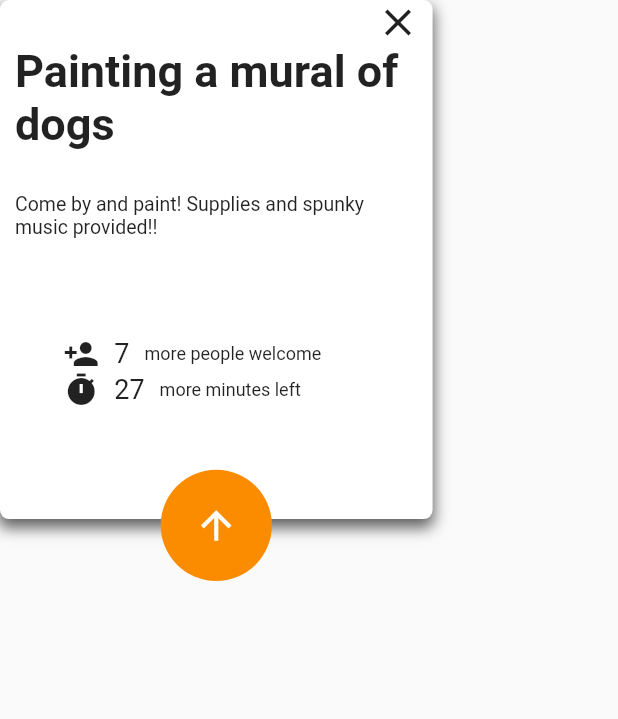
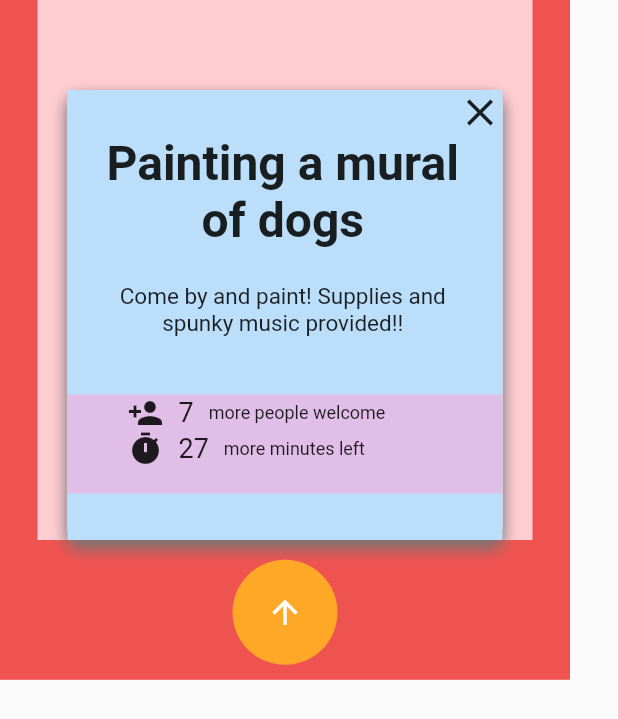
Before and after one commit to DhiKrishna399/OnDot, a Flutter app: the CardEvent widget shown alone on an empty page, opened directly with sample values from the repository, after a tap on "Painting a mural of dogs", on a phone screen of 412 x 824 dp. Shown: the top 719 px of the screen. Run offline on Flutter 3.47's test engine with Material 2 defaults, Android fonts, the phone set to English and light mode, and no system bars; drawn by our look-alikes of auto_size_text; our stand-ins replace flutter_spinkit, flutter_swiper, geolocator, google_maps_flutter; missing offline and left inert: animated_size_and_fade, dart:ffi.

Commit message:
updates and saving

```diff
--- a/project_q/lib/main.dart
+++ b/project_q/lib/main.dart
@@ -45,8 +45,8 @@ class ImGame extends StatelessWidget {
     return WillPopScope(
       onWillPop: () async => false,
       child: Scaffold(
-        body: MainUserScreen(),
-        //body: MapsPage(),
+        //body: MainUserScreen(),
+        body: MapsPage(),
       ),
     );
   }
--- a/project_q/lib/screens/maps_page.dart
+++ b/project_q/lib/screens/maps_page.dart
@@ -76,16 +76,17 @@ class _MapsPageState extends State<MapsPage> {
                 Align(
                   alignment: Alignment.bottomCenter,
                     child: Container(
-                    height: 320,
-                    child: Swiper(
-                        itemCount: eventDummy.length,
-                        scale: 0.80,
-                        viewportFraction: 0.66,
-                        itemBuilder: (context, index) {
-                          return CardEvent(eventDummy[index]);
+                    height: 400,
+                    child: CardEvent(eventDummy[2]),
+                    // child: Swiper(
+                    //     itemCount: eventDummy.length,
+                    //     scale: 0.80,
+                    //     viewportFraction: 0.66,
+                    //     itemBuilder: (context, index) {
+                    //       return CardEvent(eventDummy[index]);
 
-                        },
-                      ),
+                    //     },
+                    //   ),
                   ),
                 ),
 
--- a/project_q/lib/widgets/card_widgets/description_card.dart
+++ b/project_q/lib/widgets/card_widgets/description_card.dart
@@ -9,77 +9,69 @@ class DescriptionCard extends StatelessWidget {
 
   DescriptionCard(this.cardEvent);
 
+
+
   @override
   Widget build(BuildContext context) {
     SizeConfig().init(context);
 
-    return Container(
-      height: SizeConfig.screenHeight * 0.47,
-      width: SizeConfig.screenHeight * 0.35,
-      //margin: EdgeInsets.only(bottom: 120),
-      child: Stack(
-        children: [
-          Container(
-            height: SizeConfig.screenHeight * 0.42,
-            width: SizeConfig.screenHeight * 0.35,
-            padding: EdgeInsets.only(left: 10, right: 8),
-            decoration: BoxDecoration(
-              color: Colors.white,
-              borderRadius: BorderRadius.all(Radius.circular(6)),
-              boxShadow: [
-                BoxShadow(
-                  color: Colors.grey[700],
-                  blurRadius: 8,
-                  offset: Offset(0, 5),
-                  spreadRadius: 0.9,
-                )
-              ],
-            ),
+    return SingleChildScrollView(
+      child: Container(
+        height: 300,
+        width: 290,
+        color: Colors.blue[100],
         child: Column(
           crossAxisAlignment: CrossAxisAlignment.start,
-              mainAxisAlignment: MainAxisAlignment.end,
           children: [
             Align(
               alignment: Alignment.topRight,
               child: Icon(Icons.close, size: 30),
             ),
             Container(
-                  width: SizeConfig.screenHeight * 0.35,
+              //width: SizeConfig.screenHeight * 0.35,
               height: SizeConfig.screenHeight * 0.12,
+              padding: EdgeInsets.only(left: 15, right: 18),
+              //color:Colors.red,
               child: AutoSizeText(
                 '${cardEvent.title}',
-                    style: TextStyle(fontSize: 30, fontWeight: FontWeight.w600),
-                    minFontSize: 18,
-                    maxLines: 4,
+                style: TextStyle(fontSize: 32, fontWeight: FontWeight.w600),
+                textAlign: TextAlign.center,
+                minFontSize: 23,
+                maxLines: 3,
                 overflow: TextOverflow.ellipsis,
               ),
             ),
             Container(
-                  width: SizeConfig.screenHeight * 0.35,
-                  child: Center(
+              height: SizeConfig.screenHeight * 0.09,
+              padding: EdgeInsets.only(left: 15, right: 18),
+              //color: Colors.yellow[100],
               child: AutoSizeText(
                   '${cardEvent.description}',
-                      style:
-                          TextStyle(fontSize: 13, fontWeight: FontWeight.w400),
-                      minFontSize: 9,
-                      maxLines: 3,
+                  style: TextStyle(fontSize: 15, fontWeight: FontWeight.w400),
+                  minFontSize: 12,
+                  maxLines: 4,
                   overflow: TextOverflow.fade,
-                    ),
+                  textAlign: TextAlign.center,
                 ),
             ),
            Spacer(),
-                Center(
-                  child: Container(
-                    width: SizeConfig.screenWidth * 0.5,
-                    height: SizeConfig.screenHeight * 0.1,
+            Container(
+              padding: EdgeInsets.only(left: 40),
+              margin: EdgeInsets.only(bottom: 55),
+              height: SizeConfig.screenHeight * 0.08,
+              color: Colors.purple[100],
               child: Column(
                 children: [
                   Row(
                     children: [
                       Icon(Icons.person_add),
                       SizedBox(width: 10),
-                            Text('${cardEvent.numPeople}',
-                                style: TextStyle(fontSize: 18)),
+                      AutoSizeText(
+                        '${cardEvent.numPeople}',
+                        style: TextStyle(fontSize: 18),
+                        minFontSize: 6,
+                        overflow: TextOverflow.fade,
+                      ),
                       SizedBox(width: 10),
                       Text('more people welcome',
                           style: TextStyle(fontSize: 12))
@@ -92,31 +84,14 @@ class DescriptionCard extends StatelessWidget {
                       Text('${cardEvent.duration}',
                           style: TextStyle(fontSize: 18)),
                       SizedBox(width: 10),
-                            Text('more minutes left',
-                                style: TextStyle(fontSize: 12))
+                      Text('more minutes left', style: TextStyle(fontSize: 12))
                     ],
                   ),
                 ],
               ),
             ),
-                ),
-                SizedBox(
-                  height: 40,
-                ),
           ],
         ),
-          ),
-          Align(
-            alignment: Alignment.bottomCenter,
-            child: Container(
-              height: SizeConfig.screenWidth * .18,
-              width: SizeConfig.screenWidth * .18,
-              decoration: BoxDecoration(
-                  shape: BoxShape.circle, color: Colors.orange[600]),
-              child: Icon(Icons.arrow_upward, color: Colors.white, size: 30),
-            ),
-          ),
-        ],
       ),
     );
   }
--- a/project_q/lib/widgets/card_widgets/event_card.dart
+++ b/project_q/lib/widgets/card_widgets/event_card.dart
@@ -2,6 +2,7 @@ import 'package:flutter/material.dart';
 import 'package:animated_size_and_fade/animated_size_and_fade.dart';
 
 import "package:project_q/models/event.dart";
+import "package:project_q/models/size_config.dart";
 import './description_card.dart';
 import './title_card.dart';
 
@@ -25,13 +26,76 @@ class _CardEventState extends State<CardEvent> with TickerProviderStateMixin {
 
   @override
   Widget build(BuildContext context) {
-    return GestureDetector(
-      onTap: () {
-        cardToggle();
-      },
-      child: AnimatedSizeAndFade(
-        vsync: this,
-        child: toggle ? DescriptionCard(widget.card) : TitleCard(widget.card),
+    SizeConfig().init(context);
+
+    return Container(
+      height: SizeConfig.screenHeight * .55,
+      width: 380,
+      color:Colors.red[400],
+      child: Stack(
+        children: [
+          Align(
+            alignment: Alignment.topCenter,
+            child: Container(
+              height: 360,
+              width: 330,
+              color: Colors.red[100],
+              child: Align(
+                alignment: Alignment.bottomCenter,
+                child: Expanded(
+                  child: GestureDetector(
+                    onTap: () {
+                      cardToggle();
+                    },
+                    child: AnimatedContainer(
+                      duration: Duration(milliseconds: 700),
+                      curve: Curves.easeOutCirc,
+                      height: toggle ? 300 : 150,
+                      width: 290,
+                      decoration: BoxDecoration(
+                        color: Colors.white,
+                        borderRadius: BorderRadius.all(Radius.circular(8)),
+                        boxShadow: [
+                          BoxShadow(
+                            color: Colors.grey[600],
+                            blurRadius: 8,
+                            offset: Offset(0, 5),
+                            spreadRadius: 0.4,
+                          )
+                        ],
+                      ),
+                      child: toggle
+                          ? DescriptionCard(widget.card)
+                          : TitleCard(widget.card),
+                    ),
+                  ),
+                ),
+              ),
+            ),
+          ),
+          Align(
+            alignment: Alignment.bottomCenter,
+            child: Container(
+              width: 220,
+              height: 90,
+              child: Align(
+                alignment: Alignment.center,
+                child: AnimatedContainer(
+                  duration: Duration(milliseconds: 200),
+                  height: toggle ? 70 : 0,
+                  width: toggle ? 70 : 0,
+                  curve: Curves.ease,
+                  decoration: BoxDecoration(
+                    shape: BoxShape.circle,
+                    color: Colors.orange[400],
+                  ),
+                  child: Icon(Icons.arrow_upward,
+                      color: Colors.white, size: toggle ? 25 : 0),
+                ),
+              ),
+            ),
+          )
+        ],
       ),
     );
   }
--- a/project_q/lib/widgets/card_widgets/title_card.dart
+++ b/project_q/lib/widgets/card_widgets/title_card.dart
@@ -14,20 +14,7 @@ class TitleCard extends StatelessWidget {
     SizeConfig().init(context);
 
     return Container(
-      height: SizeConfig.screenHeight * 0.18,
-      width: SizeConfig.screenHeight * 0.35,
-      decoration: BoxDecoration(
-        color: Colors.white,
-        borderRadius: BorderRadius.all(Radius.circular(6)),
-        boxShadow: [
-          BoxShadow(
-            color: Colors.grey[600],
-            blurRadius: 8,
-            offset: Offset(0, 5),
-            spreadRadius: 0.4,
-          )
-        ],
-      ),
+
       child: Center(
           child: AutoSizeText(
             '${cardEvent.title}',
```
Also changed, not shown: 2 other files. Lines whose indentation alone changed are shown as unchanged.
